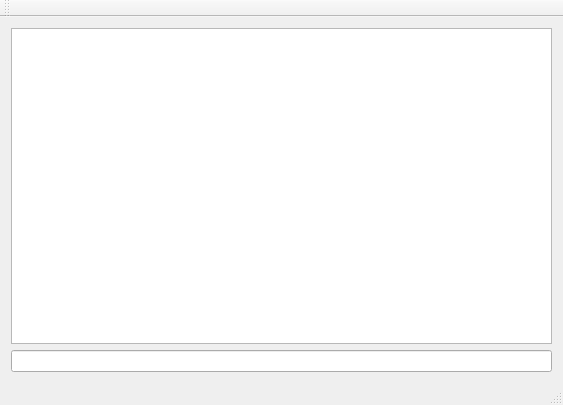
Before: the Qt Designer form symbolbook.ui in giubacc/symbolbook, drawn with Qt 5.
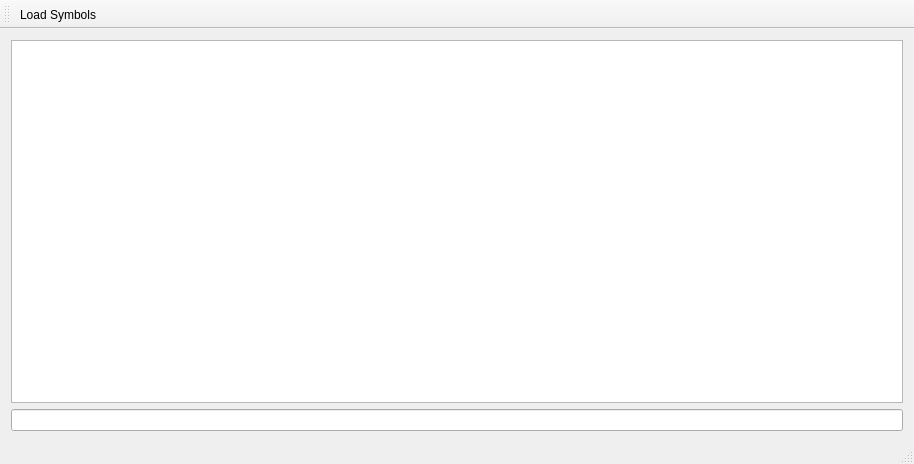
After: the same form once the commit is applied.

```diff
--- a/symbolbook.ui
+++ b/symbolbook.ui
@@ -6,8 +6,8 @@
    <rect>
     <x>0</x>
     <y>0</y>
-    <width>563</width>
-    <height>405</height>
+    <width>914</width>
+    <height>464</height>
    </rect>
   </property>
   <property name="windowTitle">
@@ -57,8 +57,14 @@
    <attribute name="toolBarBreak">
     <bool>false</bool>
    </attribute>
+   <addaction name="actionLoad_Symbols"/>
   </widget>
   <widget class="QStatusBar" name="statusBar"/>
+  <action name="actionLoad_Symbols">
+   <property name="text">
+    <string>Load Symbols</string>
+   </property>
+  </action>
  </widget>
  <layoutdefault spacing="6" margin="11"/>
  <resources/>
```
Left out of the diff: 4 changed lines with no effect on the pictures.
